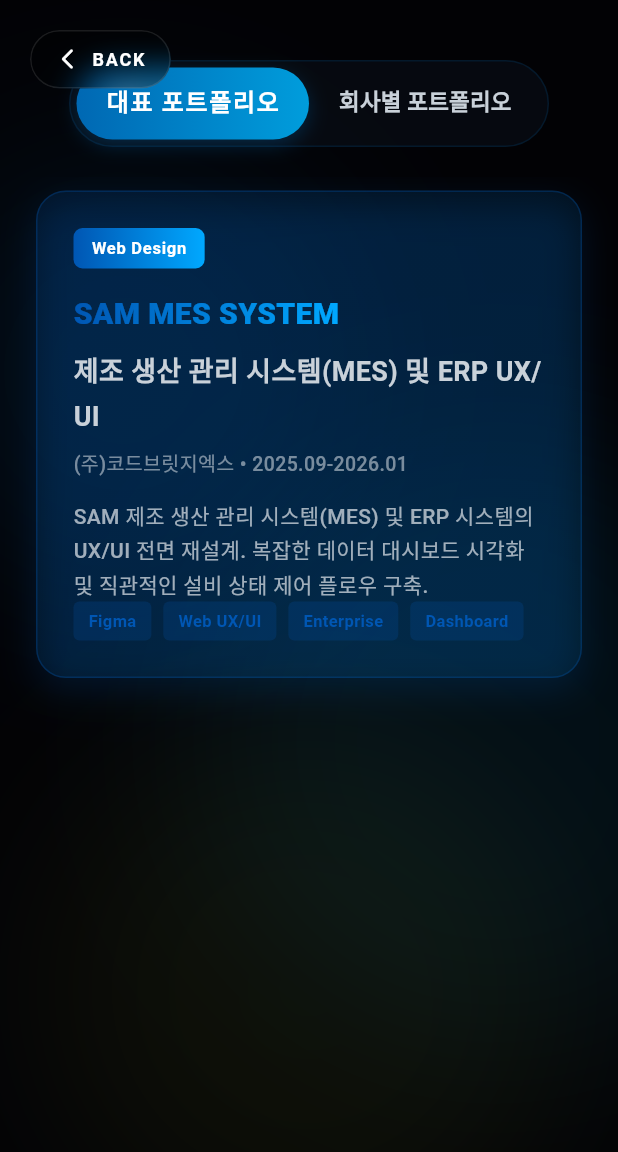
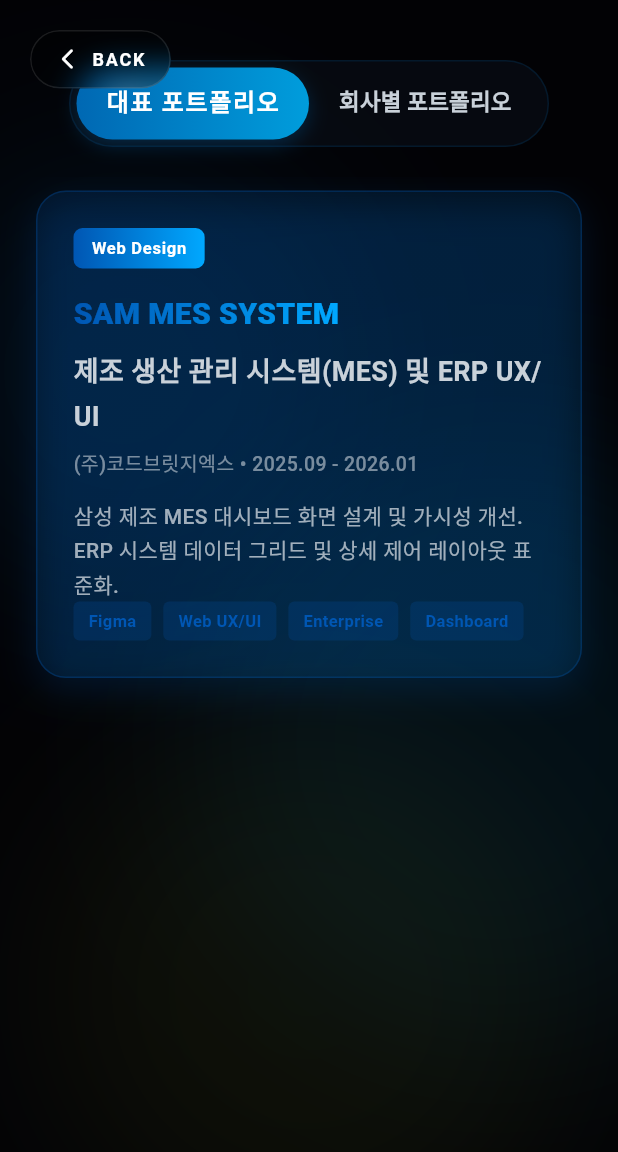
Before and after one commit to koyotejw-ux/senior-designer-portfolio, a Flutter app: the PortfolioPage screen opened by its route, scrolled down 576 dp, on a phone screen of 412 x 824 dp. Shown: the top 1152 px of the screen. Run offline on Flutter 3.47's test engine with Material 3 defaults, Android fonts, the phone set to English and light mode, and no system bars; our stand-ins replace cloud_firestore, firebase_auth, firebase_core, flutter_animate, flutter_riverpod, flutter_svg and 6 more; missing offline and left inert: dart:html, dart:ui_web; accounts and stored records are empty; network calls fail; Roboto replaces fonts that are missing (Pretendard); statements that could not run were skipped.

Commit message:
fix: unify project titles, subtitles, descriptions, and durations across all lists and improve card text contrast

```diff
--- a/lib/features/home/data/providers/content_provider.dart
+++ b/lib/features/home/data/providers/content_provider.dart
@@ -49,9 +49,9 @@
           "title": "SAM MES SYSTEM",
           "subtitle": "제조 생산 관리 시스템(MES) 및 ERP UX/UI",
           "company": "(주)코드브릿지엑스",
-          "year": "2025.09-2026.01",
+          "year": "2025.09 - 2026.01",
           "category": "Web Design",
-          "description": "SAM 제조 생산 관리 시스템(MES) 및 ERP 시스템의 UX/UI 전면 재설계. 복잡한 데이터 대시보드 시각화 및 직관적인 설비 상태 제어 플로우 구축.",
+          "description": "삼성 제조 MES 대시보드 화면 설계 및 가시성 개선. ERP 시스템 데이터 그리드 및 상세 제어 레이아웃 표준화.",
           "tags": ["Figma", "Web UX/UI", "Enterprise", "Dashboard"],
           "imageUrl": "assets/images/sam_mes_thumbnail.jpg",
           "gradientColors": ["#0056B3", "#00A8FF"],
@@ -69,7 +69,7 @@
           "title": "FARM SYSTEM",
           "subtitle": "스마트 농가 모니터링 시스템 UX/UI",
           "company": "Smart Farm Solution",
-          "year": "2023.10-2024.03",
+          "year": "2023.10 - 2024.03",
           "category": "IoT Device",
           "description": "농가 온습도 모니터링, 급수 및 조명 제어, 작물 상태 진단 등 스마트 팜 IoT 관리 화면 기획 및 UI 설계.",
           "tags": ["IoT Device", "Dashboard", "Design System", "Figma"],
@@ -89,11 +89,11 @@
         {
           "id": "p1",
           "title": "AIA+ SENIOR MODE",
-          "subtitle": "고령자 전용 모드 UX/UI 디자인 시스템",
+          "subtitle": "고령자 전용 모드 UX/UI",
           "company": "아이엔지피플",
-          "year": "2025.01-2025.06",
+          "year": "2025.01 - 2025.06",
           "category": "Mobile App",
-          "description": "AIA 생명 앱 Phase2 고령자 전용 모드 메인 UX 기획 및 디자인 시스템 구축. 보험료 납입, 보험계약대출 상환, 자동부활 신청, 자동송금 신청 등 핵심 GUI 정의. 디자인 개발 완성률 100%, 프로젝트 일정 준수율 100% 달성.",
+          "description": "시니어 사용자의 디지털 접근성을 획기적으로 개선하기 위해 터치 영역 및 폰트 크기 표준을 정립한 금융 앱 고령자 모드 설계.",
           "tags": ["Figma", "Mobile UX", "Design System", "Accessibility"],
           "imageUrl": "assets/images/aia_thumbnail.jpg",
           "mainScreenImages": [
@@ -104,12 +104,12 @@
         },
         {
           "id": "p2",
-          "title": "현대에이치티 월패드",
-          "subtitle": "HT 범용 안드로이드 월패드 디자인 시스템",
+          "title": "WALLPAD",
+          "subtitle": "범용 안드로이드 월패드 UX/UI",
           "company": "현대에이치티(주)",
-          "year": "2018.05-2024.03",
+          "year": "2018.05 - 2023.12",
           "category": "IoT Device",
-          "description": "동종 업계 1위 유지 기반 HT 안드로이드 월패드 라인업 UX 설계 프로세스 체계화. 현대/포스코/금호/한양/한화/대림 등 고객사 맞춤형 월패드(7~24인치) UX/UI 기획 및 통합 디자인 시스템 적용. 디자인 개발 완성률 100%, 프로젝트 일정 준수율 100%.",
+          "description": "현대, 포스코 등 대형 건설사 대응 범용 스마트홈 월패드(7~24인치) 통합 UX/UI 가이드라인 및 디자인 시스템 구축.",
           "tags": ["Figma", "Android", "Design System", "IoT UI/UX"],
           "imageUrl": "assets/images/ht_thumbnail.jpg",
           "gradientColors": ["#1976D2", "#00BCD4"],
@@ -145,12 +145,12 @@
         },
         {
           "id": "p3",
-          "title": "HT HOME 2.0",
-          "subtitle": "주거전용 스마트홈 통합 앱",
+          "title": "HT HOME",
+          "subtitle": "주거전용 스마트홈 통합 앱 UX/UI",
           "company": "현대에이치티(주)",
-          "year": "2021.07-2023.04",
+          "year": "2021.07 - 2023.04",
           "category": "Mobile App",
-          "description": "HT HOME 및 HT Imazu 앱 앱스토어 정식 론칭. 월패드와 통합 연동 최적화 및 사용자 접점 확대. 스마트홈 IoT 기기 통합 제어 UX 설계.",
+          "description": "스마트폰으로 집안의 IoT 기기를 모니터링하고 원격 제어할 수 있는 주거전용 스마트홈 통합 모바일 앱 UX/UI 디자인.",
           "tags": ["Mobile App", "iOS", "Android", "Smart Home"],
           "imageUrl": "assets/images/hthome_thumbnail.jpg",
           "gradientColors": ["#42A5F5", "#00BCD4"],
@@ -177,11 +177,11 @@
         {
           "id": "p4",
           "title": "SOULARK",
-          "subtitle": "모바일 게임 UX/UI 디자인",
+          "subtitle": "모바일 RPG 게임 UX/UI",
           "company": "(주)블루스톤소프트",
-          "year": "2016.05-2017.06",
+          "year": "2016.05 - 2017.06",
           "category": "Game UI",
-          "description": "SOULARK 모바일 게임의 전반적인 UX/UI 개발. Unity3D 기반 GUI 인터랙션 및 애니메이션 설계.",
+          "description": "Unity3D 기반 RPG 모바일 게임의 HUD, 인게임 전투 인터페이스, 로비 및 캐릭터 성장 시스템 등 전체 GUI/UX 설계.",
           "tags": ["Game UI", "Unity3D", "Mobile", "Photoshop"],
           "imageUrl": "assets/images/soulark_1.jpg",
           "gradientColors": ["#8A2BE2", "#4169E1"],
@@ -199,11 +199,11 @@
         {
           "id": "p5",
           "title": "CLOSERS",
-          "subtitle": "클로저스 웹사이트 UX/UI 디자인",
+          "subtitle": "CBT 반응형 웹사이트 UX/UI",
           "company": "(주)넥슨코리아",
-          "year": "2014.06-2014.12",
+          "year": "2014.06 - 2014.12",
           "category": "Web Design",
-          "description": "클로저스 CBT 반응형 웹사이트 UX/UI 개발. 사내 최초로 PC/태블릿/모바일 대상 반응형 웹 구현 적용.",
+          "description": "CBT 유저 모객을 위한 반응형 프로모션 사이트 설계. 사내 최초로 모바일, 태블릿, PC 대응 반응형 레이아웃 도입.",
           "tags": ["Web Design", "Responsive", "Game Promotion", "HTML/CSS"],
           "imageUrl": "assets/images/closers_1.jpg",
           "gradientColors": ["#2196F3", "#1E88E5"],
@@ -221,11 +221,11 @@
         {
           "id": "p6",
           "title": "NEXON PROMOTION",
-          "subtitle": "넥슨 게임 프로모션 디자인 및 웹 퍼블리싱",
+          "subtitle": "게임 프로모션 웹사이트 UX/UI",
           "company": "(주)넥슨코리아",
-          "year": "2010.10-2015.12",
+          "year": "2010.10 - 2015.12",
           "category": "Web Design",
-          "description": "넥슨 라이브 게임들의 대규모 업데이트 및 신작 론칭 프로모션 웹사이트 UX/UI 디자인 및 퍼블리싱 총괄. 사내 표준 마크업 가이드 준수 및 크로스 브라우징 완벽 구현.",
+          "description": "넥슨 라이브 게임들의 대규모 업데이트 및 신작 론칭을 위한 반응형 프로모션 웹사이트 UX/UI 기획 및 디자인.",
           "tags": ["Web Design", "Promotion", "HTML/CSS", "Photoshop"],
           "imageUrl": "assets/images/promotion_1.jpg",
           "gradientColors": ["#FF9800", "#FF5722"],
--- a/lib/features/home/presentation/widgets/portfolio_gallery_section.dart
+++ b/lib/features/home/presentation/widgets/portfolio_gallery_section.dart
@@ -339,16 +339,16 @@
                           vertical: 6,
                         ),
                         decoration: BoxDecoration(
-                          color: accentColor.withValues(alpha: 0.1),
+                          color: (isDark ? AppColors.accentCyan : AppColors.primaryBlue).withValues(alpha: 0.1),
                           border: Border.all(
-                            color: accentColor.withValues(alpha: 0.3),
+                            color: (isDark ? AppColors.accentCyan : AppColors.primaryBlue).withValues(alpha: 0.3),
                           ),
                           borderRadius: BorderRadius.circular(4),
                         ),
                         child: Text(
                           project.category,
                           style: AppTypography.labelSmall.copyWith(
-                            color: accentColor,
+                            color: isDark ? AppColors.accentCyan : AppColors.primaryBlue,
                             fontWeight: FontWeight.w700,
                             fontSize: 11,
                             letterSpacing: 1.2,
@@ -380,7 +380,7 @@
                         project.subtitle,
                         style: TextStyle(
                           fontFamily: 'Pretendard',
-                          color: accentColor,
+                          color: isDark ? AppColors.accentCyan : AppColors.primaryBlue,
                           fontWeight: FontWeight.w800,
                           fontSize: 14,
                         ),
@@ -451,7 +451,7 @@
                             ),
                             decoration: BoxDecoration(
                               border: Border.all(
-                                color: accentColor.withValues(alpha: 0.2),
+                                color: (isDark ? AppColors.accentCyan : AppColors.primaryBlue).withValues(alpha: 0.2),
                                 width: 0.5,
                               ),
                               borderRadius: BorderRadius.zero,
@@ -460,7 +460,7 @@
                               tag.toUpperCase(),
                               style: TextStyle(
                                 fontFamily: 'Pretendard',
-                                color: accentColor.withValues(alpha: 0.8),
+                                color: (isDark ? AppColors.accentCyan : AppColors.primaryBlue).withValues(alpha: 0.8),
                                 fontWeight: FontWeight.w600,
                                 fontSize: 10,
                                 letterSpacing: 1.0,
--- a/lib/features/portfolio/presentation/pages/portfolio_page.dart
+++ b/lib/features/portfolio/presentation/pages/portfolio_page.dart
@@ -35,12 +35,12 @@
   final List<Map<String, dynamic>> _projects = [
     {
       'id': 'p8',
-      'title': 'SAMSUNG MES SYSTEM',
+      'title': 'SAM MES SYSTEM',
       'subtitle': '제조 생산 관리 시스템(MES) 및 ERP UX/UI',
       'company': '(주)코드브릿지엑스',
-      'year': '2025.10-2026.01',
+      'year': '2025.09 - 2026.01',
       'category': 'Web Design',
-      'description': '삼성 제조 생산 관리 시스템(MES) 및 ERP 시스템의 UX/UI 전면 재설계. 복잡한 데이터 대시보드 시각화 및 직관적인 설비 상태 제어 플로우 구축.',
+      'description': '삼성 제조 MES 대시보드 화면 설계 및 가시성 개선. ERP 시스템 데이터 그리드 및 상세 제어 레이아웃 표준화.',
       'tags': ['Figma', 'Web UX/UI', 'Enterprise', 'Dashboard'],
       'gradient': [AppColors.primaryBlue, AppColors.accentCyan],
       'imageUrl': 'assets/images/sam_mes_thumbnail.jpg',
@@ -69,7 +69,7 @@
       'title': 'FARM SYSTEM',
       'subtitle': '스마트 농가 모니터링 시스템 UX/UI',
       'company': 'Smart Farm Solution',
-      'year': '2023-2024',
+      'year': '2023.10 - 2024.03',
       'category': 'IoT Device',
       'description': '농가 온습도 모니터링, 급수 및 조명 제어, 작물 상태 진단 등 스마트 팜 IoT 관리 화면 기획 및 UI 설계.',
       'tags': ['IoT Device', 'Dashboard', 'Design System', 'Figma'],
@@ -101,12 +101,11 @@
     {
       'id': 'p1',
       'title': 'AIA+ SENIOR MODE',
-      'subtitle': '고령자 전용 모드 UX/UI 디자인 시스템',
-      'company': 'ING People',
-      'year': '2025',
+      'subtitle': '고령자 전용 모드 UX/UI',
+      'company': '아이엔지피플',
+      'year': '2025.01 - 2025.06',
       'category': 'Mobile App',
-      'description':
-          'AIA 생명 앱의 고령자 전용 모드 메인 UX 기획 및 디자인 시스템 구축. 보험료 납입, 보험계약대출 상환, 자동부활 신청 등 핵심 GUI 정의.',
+      'description': '시니어 사용자의 디지털 접근성을 획기적으로 개선하기 위해 터치 영역 및 폰트 크기 표준을 정립한 금융 앱 고령자 모드 설계.',
       'tags': ['Mobile UX', 'Design System', 'Accessibility', 'Figma'],
       'gradient': [AppColors.accentCyan, AppColors.blue400],
       'imageUrl': 'assets/images/aia_thumbnail.jpg',
@@ -133,13 +132,12 @@
     },
     {
       'id': 'p2',
-      'title': '현대에이치티 월패드',
-      'subtitle': 'HT 범용 안드로이드 월패드 디자인 시스템',
-      'company': 'Hyundai HT',
-      'year': '2018-2023',
+      'title': 'WALLPAD',
+      'subtitle': '범용 안드로이드 월패드 UX/UI',
+      'company': '현대에이치티(주)',
+      'year': '2018.05 - 2023.12',
       'category': 'IoT Device',
-      'description':
-          '동종 업계 1위 유지 기반 HT 안드로이드 월패드 라인업 UX 설계 프로세스 체계화. 현대/포스코/금호/한양/한화/대림 등 고객사 맞춤형 월패드(7~24인치) UX/UI 기획 및 통합 디자인 시스템 적용.',
+      'description': '현대, 포스코 등 대형 건설사 대응 범용 스마트홈 월패드(7~24인치) 통합 UX/UI 가이드라인 및 디자인 시스템 구축.',
       'tags': ['Figma', 'Android', 'Design System', 'IoT UI/UX'],
       'gradient': [AppColors.primaryBlue, AppColors.accentCyan],
       'imageUrl': 'assets/images/ht_thumbnail.jpg',
@@ -183,13 +181,12 @@
     },
     {
       'id': 'p3',
-      'title': 'HT HOME 2.0',
-      'subtitle': '주거전용 스마트홈 통합 앱',
-      'company': 'Hyundai HT',
-      'year': '2021-2023',
+      'title': 'HT HOME',
+      'subtitle': '주거전용 스마트홈 통합 앱 UX/UI',
+      'company': '현대에이치티(주)',
+      'year': '2021.07 - 2023.04',
       'category': 'Mobile App',
-      'description':
-          'HT HOME 및 HT Imazu 앱 앱스토어 론칭. 월패드와 통합 연동 최적화 및 사용자 접점 확대.',
+      'description': '스마트폰으로 집안의 IoT 기기를 모니터링하고 원격 제어할 수 있는 주거전용 스마트홈 통합 모바일 앱 UX/UI 디자인.',
       'tags': ['Mobile App', 'iOS', 'Android', 'Smart Home'],
       'gradient': [AppColors.blue400, AppColors.accentCyan],
       'imageUrl': 'assets/images/hthome_thumbnail.jpg',
@@ -229,12 +226,11 @@
     {
       'id': 'p4',
       'title': 'SOULARK',
-      'subtitle': '모바일 게임 UX/UI 디자인',
-      'company': 'BluestoneSoft',
-      'year': '2016-2017',
+      'subtitle': '모바일 RPG 게임 UX/UI',
+      'company': '(주)블루스톤소프트',
+      'year': '2016.05 - 2017.06',
       'category': 'Game UI',
-      'description':
-          'SOULARK 모바일 게임의 전반적인 UX/UI 개발. Unity3D 기반 GUI 인터랙션 및 애니메이션 설계.',
+      'description': 'Unity3D 기반 RPG 모바일 게임의 HUD, 인게임 전투 인터페이스, 로비 및 캐릭터 성장 시스템 등 전체 GUI/UX 설계.',
       'tags': ['Game UI', 'Unity3D', 'Mobile', 'Photoshop'],
       'gradient': [AppColors.highlightGreen, AppColors.accentCyan],
       'imageUrl': 'assets/images/soulark_1.jpg',
@@ -259,12 +255,11 @@
     {
       'id': 'p5',
       'title': 'CLOSERS',
-      'subtitle': '클로저스 웹사이트 UX/UI 디자인',
-      'company': 'NEXON Korea',
-      'year': '2014',
+      'subtitle': 'CBT 반응형 웹사이트 UX/UI',
+      'company': '(주)넥슨코리아',
+      'year': '2014.06 - 2014.12',
       'category': 'Web Design',
-      'description':
-          '클로저스 CBT 반응형 웹사이트 UX/UI 개발. 사내 최초로 PC/태블릿/모바일 대상 반응형 웹 구현 적용.',
+      'description': 'CBT 유저 모객을 위한 반응형 프로모션 사이트 설계. 사내 최초로 모바일, 태블릿, PC 대응 반응형 레이아웃 도입.',
       'tags': ['Web Design', 'Responsive', 'Game Promotion', 'HTML/CSS'],
       'gradient': [AppColors.primaryBlue, AppColors.blue400],
       'imageUrl': 'assets/images/closers_1.jpg',
@@ -295,12 +290,11 @@
     {
       'id': 'p6',
       'title': 'NEXON PROMOTION',
-      'subtitle': '넥슨 게임 프로모션 디자인 및 웹 퍼블리싱',
-      'company': 'NEXON Korea',
-      'year': '2010.10-2014.12',
+      'subtitle': '게임 프로모션 웹사이트 UX/UI',
+      'company': '(주)넥슨코리아',
+      'year': '2010.10 - 2015.12',
       'category': 'Web Design',
-      'description':
-          '넥슨 라이브 게임들의 대규모 업데이트 및 신작 론칭 프로모션 웹사이트 UX/UI 디자인 및 퍼블리싱 총괄. 사내 표준 마크업 가이드 준수 및 크로스 브라우징 완벽 구현.',
+      'description': '넥슨 라이브 게임들의 대규모 업데이트 및 신작 론칭을 위한 반응형 프로모션 웹사이트 UX/UI 기획 및 디자인.',
       'tags': ['Web Design', 'Promotion', 'HTML/CSS', 'Photoshop'],
       'gradient': [AppColors.accentCyan, AppColors.highlightGreen],
       'imageUrl': 'assets/images/promotion_1.jpg',
```
Also changed, not shown: 1 other file.
